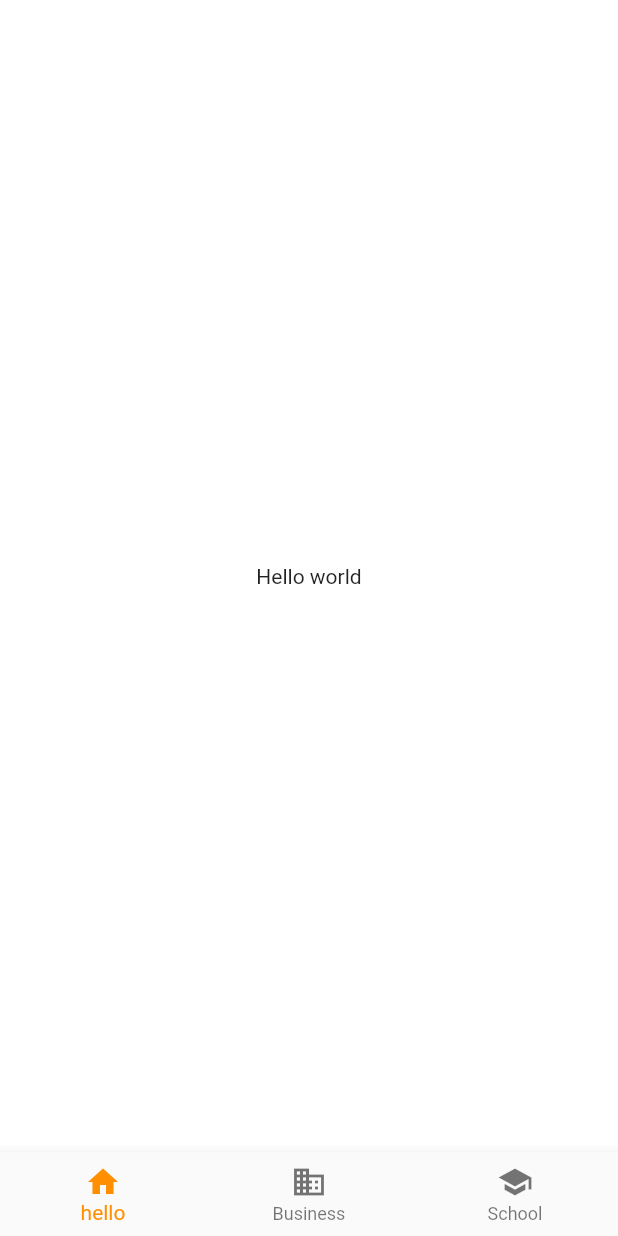
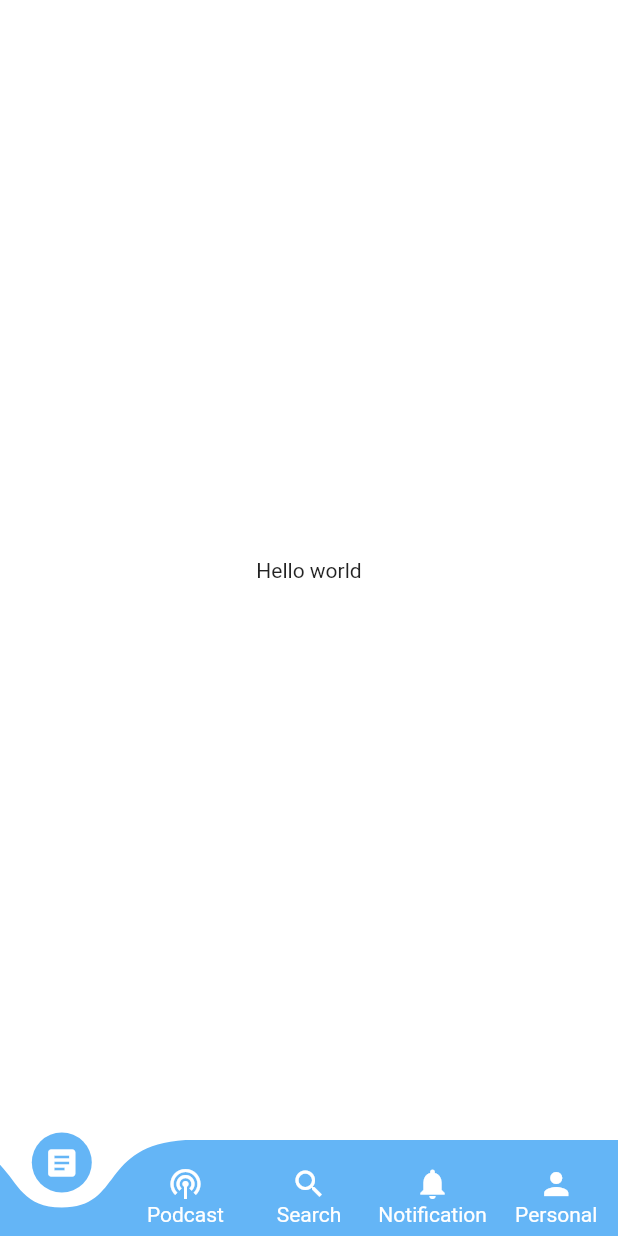
Before and after one commit to thanhtung100397/flutter-blog-post-app, a Flutter app: the screen it shows after launch, on a phone screen of 412 x 824 dp. Run offline on Flutter 3.47's test engine with Material 2 defaults, Android fonts, the phone set to English and light mode, and no system bars; drawn by our look-alikes of curved_navigation_bar; generated files the repository leaves out were written again.

Commit message:
Complete app bottom navigation widget

```diff
--- a/lib/widgets/app_bottom_navigation.dart
+++ b/lib/widgets/app_bottom_navigation.dart
@@ -1,4 +1,8 @@
 import 'package:flutter/material.dart';
+import 'package:flutter_gen/gen_l10n/app_localizations.dart';
+import 'package:news_feed_app/themes/app_theme.dart';
+import 'package:curved_navigation_bar/curved_navigation_bar.dart';
+import 'package:news_feed_app/utils/string_utils.dart';
 
 class AppBottomNavigation extends StatefulWidget {
   const AppBottomNavigation({
@@ -21,24 +25,52 @@ class _AppBottomNavigationState extends State<AppBottomNavigation> {
 
   @override
   Widget build(BuildContext context) {
-    return BottomNavigationBar(
-      items: const <BottomNavigationBarItem>[
-        BottomNavigationBarItem(
-          icon: Icon(Icons.home),
-          label: 'hello',
-        ),
-        BottomNavigationBarItem(
-          icon: Icon(Icons.business),
-          label: 'Business',
-        ),
-        BottomNavigationBarItem(
-          icon: Icon(Icons.school),
-          label: 'School',
-        ),
+    return CurvedNavigationBar(
+      height: 64,
+      items: <Widget>[
+        NavigationItem(icon: Icons.article, label: AppLocalizations.of(context)!.articles, showLabel: _selectedIndex != 0),
+        NavigationItem(icon: Icons.podcasts, label: AppLocalizations.of(context)!.podcast, showLabel: _selectedIndex != 1),
+        NavigationItem(icon: Icons.search, label: AppLocalizations.of(context)!.search, showLabel: _selectedIndex != 2),
+        NavigationItem(icon: Icons.notifications, label: AppLocalizations.of(context)!.notification, showLabel: _selectedIndex != 3),
+        NavigationItem(icon: Icons.person, label: AppLocalizations.of(context)!.personal, showLabel: _selectedIndex != 4),
       ],
-      currentIndex: _selectedIndex,
-      selectedItemColor: Colors.amber[800],
+      index: _selectedIndex,
+      color: AppColor.appPrimaryLight,
+      buttonBackgroundColor: AppColor.appPrimaryLight,
+      backgroundColor: AppColor.appMainBackground,
       onTap: _onItemTapped,
     );
   }
 }
+
+class NavigationItem extends StatefulWidget {
+  final IconData icon;
+  final String? label;
+  final bool showLabel;
+
+  const NavigationItem({
+    Key? key,
+    required this.icon,
+    this.label,
+    this.showLabel = true,
+  }) : super(key: key);
+
+  @override
+  State<StatefulWidget> createState() {
+    return _NavigationItemState();
+  }
+}
+
+class _NavigationItemState extends State<NavigationItem> {
+
+  @override
+  Widget build(BuildContext context) {
+    return Column(
+      mainAxisAlignment: MainAxisAlignment.center,
+      children: <Widget>[
+        Icon(widget.icon, color: AppColor.appTextAccent),
+        if (StringUtils.isNotEmpty(widget.label) && widget.showLabel) Text(widget.label!, style: TextStyle(color: AppColor.appTextAccent))
+      ]
+    );
+  }
+}
--- a/pubspec.yaml
+++ b/pubspec.yaml
@@ -15,6 +15,7 @@ dependencies:
   flutter_localizations:
     sdk: flutter
   intl: ^0.17.0
+  curved_navigation_bar: ^1.0.3
 
 dev_dependencies:
   flutter_test:
```
Also changed, not shown: pubspec.lock.
